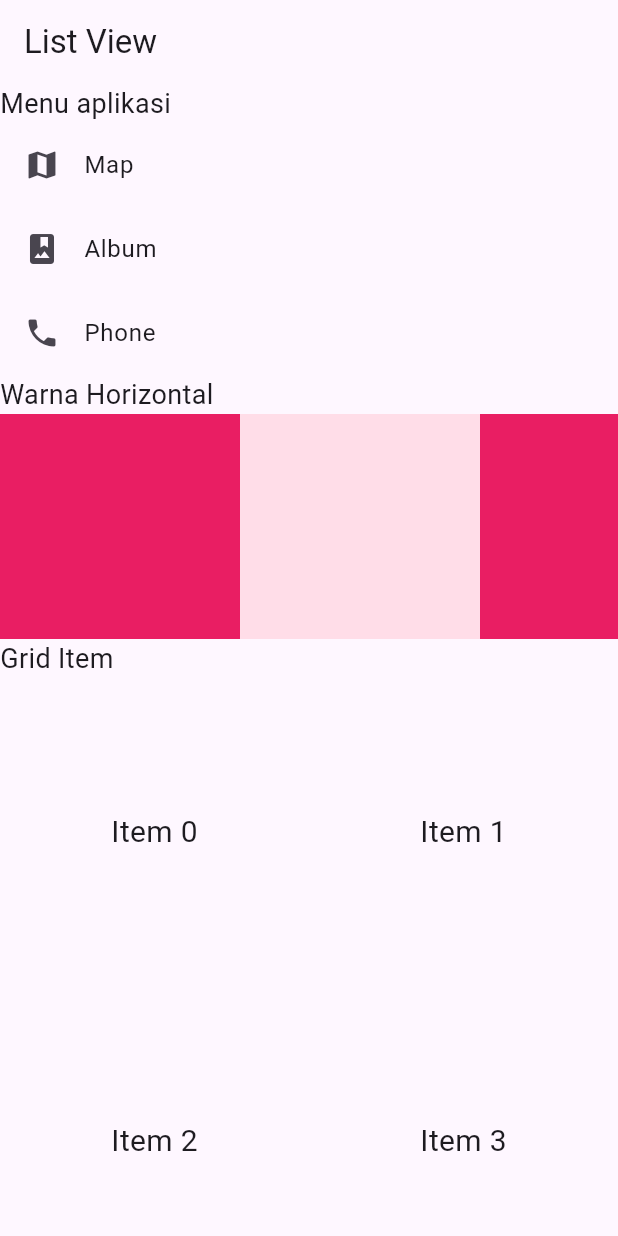
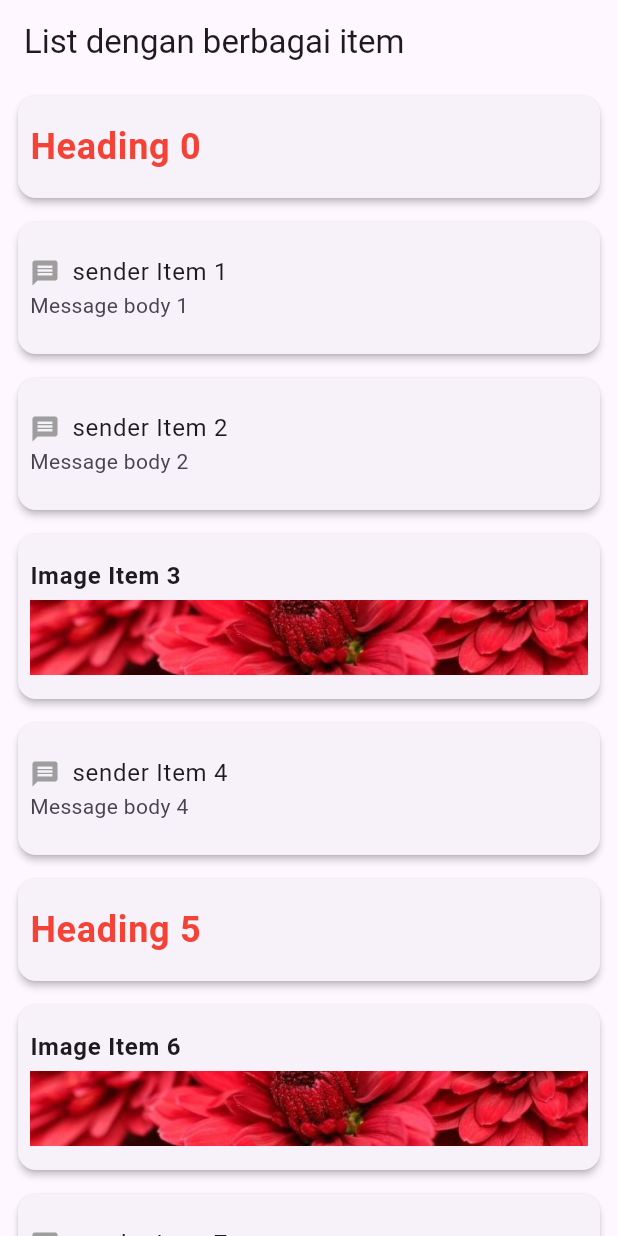
Before and after one commit to jihans-star/tugaspribadi_jhn, a Flutter app: the screen it shows after launch, on a phone screen of 412 x 824 dp. Run offline on Flutter 3.47's test engine with Material 3 defaults, Android fonts, the phone set to English and light mode, and no system bars.

Commit message:
UPDATE 16 SEPT

```diff
--- /dev/null
+++ b/lib/layout_listitem.dart
@@ -0,0 +1,63 @@
+import 'package:flutter/material.dart';
+
+abstract class Listitem {
+  Widget buildTitle(BuildContext context);
+  Widget buildSubTitle(BuildContext context);
+}
+class HeadingItem implements Listitem {
+  final String heading;
+  HeadingItem(this.heading);
+
+  @override
+  Widget buildTitle(BuildContext context){
+    return Text(heading,style: Theme.of(context).textTheme.headlineMedium,);
+  }
+  @override
+  Widget buildSubTitle(BuildContext context){
+    return const SizedBox.shrink();
+  }
+}
+class MessageItem implements Listitem {
+  final String sender;
+  final String body;
+
+  MessageItem(this.sender,this.body);
+
+  @override
+  Widget buildTitle(BuildContext context){
+    return Text(sender);
+  }
+
+  @override
+  Widget buildSubTitle(BuildContext context){
+    return Text(body);
+  }
+}
+class LayoutListItem extends StatelessWidget {
+  const LayoutListItem({super.key});
+
+  @override
+  Widget build(BuildContext context) {
+    final List<Listitem> items = List<Listitem>.generate(
+      20,
+      (i) => i % 6 == 0
+      ? HeadingItem('Judul $i')
+      : MessageItem('sender $i', 'Message $i')
+    );
+    return Scaffold(
+      appBar: AppBar(
+        title: const Text('List dengan berbagai Item'),
+      ),
+      body: ListView.builder(
+        itemCount: items.length,
+        itemBuilder: (context, index) {
+          final item = items[index];
+          return ListTile(
+            title: item.buildTitle(context),
+            subtitle: item.buildSubTitle(context),
+          );
+        },
+      ),
+    );
+  }
+}
--- a/lib/main.dart
+++ b/lib/main.dart
@@ -1,5 +1,6 @@
 import 'package:flutter/material.dart';
-import 'package:tugaspribadi/tugas_list.dart';
+import 'package:tugaspribadi/tugas3.dart';
+
 
 void main() {
   runApp(const JeApp());
@@ -13,7 +14,7 @@ class JeApp extends StatelessWidget {
     return const MaterialApp(
       title: "Aplikasi Flutter",
       debugShowCheckedModeBanner: false,
-      home: Homepage(),
+      home: TugasListBerbagaiItem(),
     );
   }
 }
--- a/lib/tugas_list.dart
+++ b/lib/tugas2.dart
@@ -11,9 +11,7 @@ class Homepage extends StatelessWidget {
         child: Column(
           crossAxisAlignment: CrossAxisAlignment.start,
           children: <Widget>[
-            // Tanpa padding
             const Text('Menu aplikasi', style: TextStyle(fontSize: 18)),
-
             const ListTile(leading: Icon(Icons.map), title: Text('Map')),
             const ListTile(leading: Icon(Icons.photo_album), title: Text('Album')),
             const ListTile(leading: Icon(Icons.phone), title: Text('Phone')),
--- /dev/null
+++ b/lib/tugas3.dart
@@ -0,0 +1,98 @@
+import 'package:flutter/material.dart';
+
+abstract class ListItem {
+  Widget buildTitle(BuildContext context);
+  Widget buildSubTitle(BuildContext context);
+}
+class HeadingItem implements ListItem {
+  final String heading;
+  HeadingItem(this.heading);
+
+  @override
+  Widget buildTitle(BuildContext context){
+    return Text(heading,style: TextStyle(color: Colors.red , fontSize: 24,fontWeight: FontWeight.bold),);
+  }
+  @override
+  Widget buildSubTitle(BuildContext context) => const SizedBox.shrink();
+}
+class MessageItem implements ListItem {
+  final String sender;
+  final String body;
+
+  MessageItem(this.sender,this.body);
+
+  @override
+  Widget buildTitle(BuildContext context){
+    return Row(
+      children: [
+        const Icon(Icons.message, size:  20,color: Colors.grey),
+        const SizedBox(width: 8),
+        Text(sender),
+      ],
+    );
+  }
+
+  @override
+  Widget buildSubTitle(BuildContext context){
+    return Text(body);
+  }
+}
+
+class ImageItem implements ListItem {
+  final String pict;
+  final String title;
+
+  ImageItem(this.pict, this.title);
+  @override
+  Widget buildTitle(BuildContext context) =>
+  Text(title, style: const TextStyle(fontWeight: FontWeight.bold));
+
+  @override
+  Widget buildSubTitle(BuildContext context){
+        return Padding(padding: const EdgeInsets.only(top: 4.0),
+        child: Image.asset(pict,
+        height: 50,
+        width: double.infinity,
+        fit: BoxFit.cover,
+      ),
+    );
+  }
+}
+
+class TugasListBerbagaiItem extends StatelessWidget {
+  const TugasListBerbagaiItem({super.key});
+
+  @override
+  Widget build(BuildContext context) {
+    final List<ListItem> items = List<ListItem>.generate(30, (j){
+      if (j % 5 == 0 ){
+        return HeadingItem('Heading $j');
+      }else if (j % 3 == 0){
+        // ignore: unused_local_variable
+        final imageIndex = (j ~/ 3) % 3 + 1 ;
+        return ImageItem('images/tugas.jpg', 'Image Item $j');
+      }else{
+        return MessageItem('sender Item $j', 'Message body $j');
+      }
+    });
+
+    return Scaffold(
+      appBar: AppBar(title: const Text('List dengan berbagai item')),
+      body: ListView.builder(
+        itemCount: items.length,
+        itemBuilder: (context, index){
+          final item = items[index];
+          return Padding(padding: const EdgeInsets.symmetric(vertical: 4.0, horizontal: 8.0),
+          child: Card(
+            elevation: 2,
+            child: ListTile(
+              title: item.buildTitle(context),
+              subtitle: item.buildSubTitle(context),
+              contentPadding: const EdgeInsets.all(8),
+            ),
+          ));
+        },
+      ),
+    );
+  }
+}
--- a/pubspec.yaml
+++ b/pubspec.yaml
@@ -20,3 +20,4 @@ flutter:
 
   assets:
   - images/jihan.jpg
+  - images/tugas.jpg
```
Also changed, not shown: lib/Tugas1.dart (added, +64 -0 lines), lib/widget.dart (deleted, +0 -41 lines), images/tugas.jpg (added).
